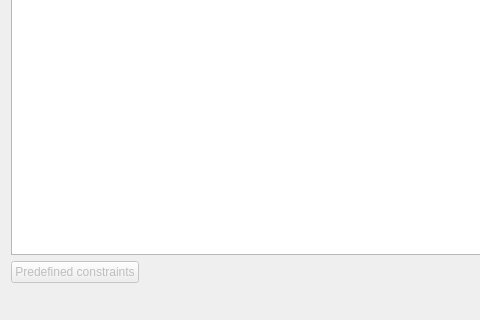
Before: the Qt Designer form idangr/ui/constraints.ui in andreafioraldi/IDAngr, drawn with Qt 5; both pictures show x 0 to 480 and y 555 to 875 of the 1168 by 875 pixel window.
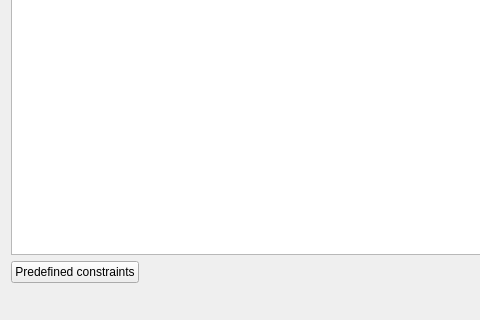
After: the same form once the commit is applied.

Diff of the .ui file:
```diff
--- a/idangr/ui/constraints.ui
+++ b/idangr/ui/constraints.ui
@@ -26,7 +26,7 @@
      <item row="0" column="0">
       <widget class="QPushButton" name="deafultsButton">
        <property name="enabled">
-        <bool>false</bool>
+        <bool>true</bool>
        </property>
        <property name="text">
         <string>Predefined constraints</string>
```
Left out of the diff: 2 changed lines with no effect on the pictures.
